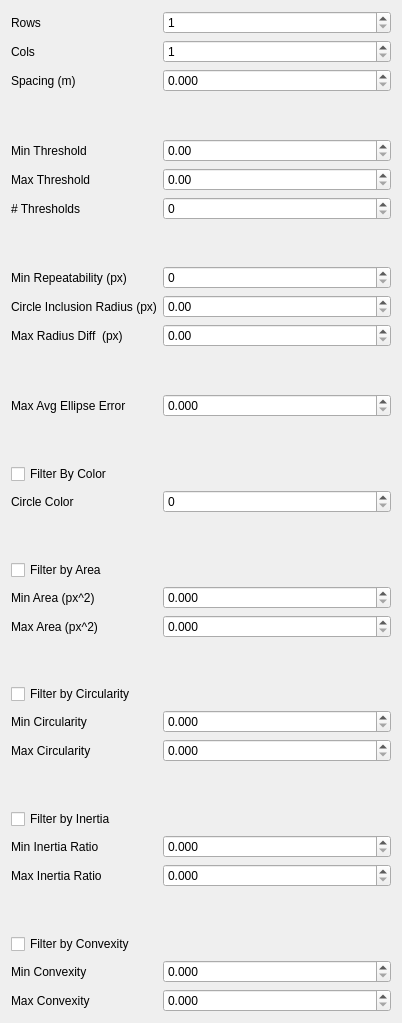
First picture: the form in widget/src/circle_target.ui, repository ros-industrial/industrial_calibration, before the edit.
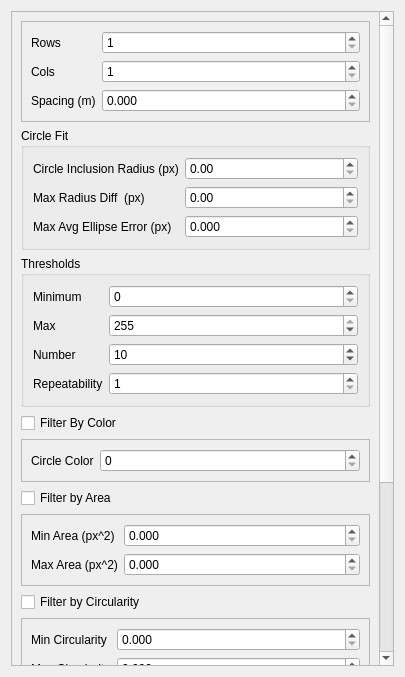
Second picture: the form after the edit.

Commit message: Updated circle target UI

Diff of the .ui file:
```diff
--- a/widget/src/circle_target.ui
+++ b/widget/src/circle_target.ui
@@ -6,14 +6,41 @@
    <rect>
     <x>0</x>
     <y>0</y>
-    <width>402</width>
-    <height>1023</height>
+    <width>405</width>
+    <height>677</height>
    </rect>
   </property>
   <property name="windowTitle">
    <string>Form</string>
   </property>
-  <layout class="QFormLayout" name="formLayout">
+  <layout class="QVBoxLayout" name="verticalLayout_2">
+   <item>
+    <widget class="QScrollArea" name="scrollArea">
+     <property name="horizontalScrollBarPolicy">
+      <enum>Qt::ScrollBarAlwaysOff</enum>
+     </property>
+     <property name="widgetResizable">
+      <bool>true</bool>
+     </property>
+     <widget class="QWidget" name="scrollAreaWidgetContents">
+      <property name="geometry">
+       <rect>
+        <x>0</x>
+        <y>-316</y>
+        <width>371</width>
+        <height>973</height>
+       </rect>
+      </property>
+      <layout class="QVBoxLayout" name="verticalLayout">
+       <item>
+        <widget class="QFrame" name="frame">
+         <property name="frameShape">
+          <enum>QFrame::StyledPanel</enum>
+         </property>
+         <property name="frameShadow">
+          <enum>QFrame::Raised</enum>
+         </property>
+         <layout class="QFormLayout" name="formLayout_5">
    <item row="0" column="0">
     <widget class="QLabel" name="label">
      <property name="text">
@@ -59,41 +86,108 @@
      </property>
     </widget>
    </item>
-   <item row="3" column="0">
-    <spacer name="verticalSpacer_8">
-     <property name="orientation">
-      <enum>Qt::Vertical</enum>
-     </property>
-     <property name="sizeHint" stdset="0">
-      <size>
-       <width>20</width>
-       <height>40</height>
-      </size>
-     </property>
-    </spacer>
-   </item>
-   <item row="4" column="0">
+         </layout>
+        </widget>
+       </item>
+       <item>
+        <widget class="QGroupBox" name="groupBox_5">
+         <property name="title">
+          <string>Circle Fit</string>
+         </property>
+         <layout class="QFormLayout" name="formLayout_6">
+          <item row="0" column="0">
+           <widget class="QLabel" name="label_8">
+            <property name="text">
+             <string>Circle Inclusion Radius (px)</string>
+            </property>
+           </widget>
+          </item>
+          <item row="0" column="1">
+           <widget class="QDoubleSpinBox" name="circleInclusionRadiusDoubleSpinBox">
+            <property name="maximum">
+             <double>1000000000.000000000000000</double>
+            </property>
+           </widget>
+          </item>
+          <item row="1" column="0">
+           <widget class="QLabel" name="label_9">
+            <property name="text">
+             <string>Max Radius Diff  (px)</string>
+            </property>
+           </widget>
+          </item>
+          <item row="2" column="0">
+           <widget class="QLabel" name="label_10">
+            <property name="text">
+             <string>Max Avg Ellipse Error (px)</string>
+            </property>
+           </widget>
+          </item>
+          <item row="1" column="1">
+           <widget class="QDoubleSpinBox" name="maxRadiusDiffDoubleSpinBox">
+            <property name="maximum">
+             <double>1000000000.000000000000000</double>
+            </property>
+           </widget>
+          </item>
+          <item row="2" column="1">
+           <widget class="QDoubleSpinBox" name="maxAvgEllipseErrorDoubleSpinBox">
+            <property name="decimals">
+             <number>3</number>
+            </property>
+            <property name="maximum">
+             <double>1.000000000000000</double>
+            </property>
+           </widget>
+          </item>
+         </layout>
+        </widget>
+       </item>
+       <item>
+        <widget class="QGroupBox" name="groupBox">
+         <property name="title">
+          <string>Thresholds</string>
+         </property>
+         <layout class="QFormLayout" name="formLayout_9">
+          <item row="0" column="0">
     <widget class="QLabel" name="label_4">
      <property name="text">
-      <string>Min Threshold</string>
+             <string>Minimum</string>
      </property>
     </widget>
    </item>
-   <item row="5" column="0">
+          <item row="0" column="1">
+           <widget class="QSpinBox" name="minThresholdSpinBox">
+            <property name="maximum">
+             <number>255</number>
+            </property>
+           </widget>
+          </item>
+          <item row="1" column="0">
     <widget class="QLabel" name="label_5">
      <property name="text">
-      <string>Max Threshold</string>
+             <string>Max</string>
      </property>
     </widget>
    </item>
-   <item row="6" column="0">
+          <item row="1" column="1">
+           <widget class="QSpinBox" name="maxThresholdSpinBox">
+            <property name="maximum">
+             <number>255</number>
+            </property>
+            <property name="value">
+             <number>255</number>
+            </property>
+           </widget>
+          </item>
+          <item row="2" column="0">
     <widget class="QLabel" name="label_6">
      <property name="text">
-      <string># Thresholds</string>
+             <string>Number</string>
      </property>
     </widget>
    </item>
-   <item row="6" column="1">
+          <item row="2" column="1">
     <widget class="QSpinBox" name="numThresholdSpinBox">
      <property name="minimum">
       <number>0</number>
@@ -101,123 +195,55 @@
      <property name="maximum">
       <number>1000000000</number>
      </property>
-    </widget>
-   </item>
-   <item row="7" column="0">
-    <spacer name="verticalSpacer">
-     <property name="orientation">
-      <enum>Qt::Vertical</enum>
-     </property>
-     <property name="sizeHint" stdset="0">
-      <size>
-       <width>20</width>
-       <height>40</height>
-      </size>
-     </property>
-    </spacer>
-   </item>
-   <item row="9" column="0">
+            <property name="value">
+             <number>10</number>
+            </property>
+           </widget>
+          </item>
+          <item row="3" column="0">
     <widget class="QLabel" name="label_7">
      <property name="text">
-      <string>Min Repeatability (px)</string>
+             <string>Repeatability</string>
      </property>
     </widget>
    </item>
-   <item row="9" column="1">
+          <item row="3" column="1">
     <widget class="QSpinBox" name="minRepeatSpinBox">
      <property name="minimum">
-      <number>0</number>
+             <number>1</number>
      </property>
      <property name="maximum">
       <number>1000000000</number>
      </property>
     </widget>
    </item>
-   <item row="13" column="0">
-    <widget class="QLabel" name="label_9">
-     <property name="text">
-      <string>Max Radius Diff  (px)</string>
-     </property>
-    </widget>
-   </item>
-   <item row="13" column="1">
-    <widget class="QDoubleSpinBox" name="maxRadiusDiffDoubleSpinBox">
-     <property name="maximum">
-      <double>1000000000.000000000000000</double>
-     </property>
-    </widget>
-   </item>
-   <item row="14" column="0">
-    <spacer name="verticalSpacer_2">
-     <property name="orientation">
-      <enum>Qt::Vertical</enum>
-     </property>
-     <property name="sizeHint" stdset="0">
-      <size>
-       <width>20</width>
-       <height>40</height>
-      </size>
-     </property>
-    </spacer>
-   </item>
-   <item row="15" column="0">
-    <widget class="QLabel" name="label_10">
-     <property name="text">
-      <string>Max Avg Ellipse Error</string>
-     </property>
-    </widget>
-   </item>
-   <item row="15" column="1">
-    <widget class="QDoubleSpinBox" name="maxAvgEllipseErrorDoubleSpinBox">
-     <property name="decimals">
-      <number>3</number>
-     </property>
-     <property name="maximum">
-      <double>1.000000000000000</double>
-     </property>
-    </widget>
-   </item>
-   <item row="16" column="0">
-    <spacer name="verticalSpacer_3">
-     <property name="orientation">
-      <enum>Qt::Vertical</enum>
-     </property>
-     <property name="sizeHint" stdset="0">
-      <size>
-       <width>20</width>
-       <height>40</height>
-      </size>
-     </property>
-    </spacer>
-   </item>
-   <item row="17" column="0">
+         </layout>
+        </widget>
+       </item>
+       <item>
     <widget class="QCheckBox" name="filterByColorCheckBox">
      <property name="text">
       <string>Filter By Color</string>
      </property>
     </widget>
    </item>
-   <item row="17" column="1">
-    <spacer name="horizontalSpacer">
-     <property name="orientation">
-      <enum>Qt::Horizontal</enum>
-     </property>
-     <property name="sizeHint" stdset="0">
-      <size>
-       <width>220</width>
-       <height>20</height>
-      </size>
-     </property>
-    </spacer>
-   </item>
-   <item row="18" column="0">
+       <item>
+        <widget class="QFrame" name="frame_filter_color">
+         <property name="frameShape">
+          <enum>QFrame::StyledPanel</enum>
+         </property>
+         <property name="frameShadow">
+          <enum>QFrame::Raised</enum>
+         </property>
+         <layout class="QFormLayout" name="formLayout_7">
+          <item row="0" column="0">
     <widget class="QLabel" name="label_12">
      <property name="text">
       <string>Circle Color</string>
      </property>
     </widget>
    </item>
-   <item row="18" column="1">
+          <item row="0" column="1">
     <widget class="QSpinBox" name="circleColorSpinBox">
      <property name="minimum">
       <number>0</number>
@@ -227,48 +253,34 @@
      </property>
     </widget>
    </item>
-   <item row="19" column="0">
-    <spacer name="verticalSpacer_4">
-     <property name="orientation">
-      <enum>Qt::Vertical</enum>
-     </property>
-     <property name="sizeHint" stdset="0">
-      <size>
-       <width>20</width>
-       <height>40</height>
-      </size>
-     </property>
-    </spacer>
-   </item>
-   <item row="20" column="0">
+         </layout>
+        </widget>
+       </item>
+       <item>
     <widget class="QCheckBox" name="filterByAreaCheckBox">
      <property name="text">
       <string>Filter by Area</string>
      </property>
     </widget>
    </item>
-   <item row="20" column="1">
-    <spacer name="horizontalSpacer_2">
-     <property name="orientation">
-      <enum>Qt::Horizontal</enum>
-     </property>
-     <property name="sizeHint" stdset="0">
-      <size>
-       <width>220</width>
-       <height>20</height>
-      </size>
-     </property>
-    </spacer>
-   </item>
-   <item row="21" column="0">
+       <item>
+        <widget class="QFrame" name="frame_filter_area">
+         <property name="frameShape">
+          <enum>QFrame::StyledPanel</enum>
+         </property>
+         <property name="frameShadow">
+          <enum>QFrame::Raised</enum>
+         </property>
+         <layout class="QFormLayout" name="formLayout_2">
+          <item row="0" column="0">
     <widget class="QLabel" name="label_14">
      <property name="text">
       <string>Min Area (px^2)</string>
      </property>
     </widget>
    </item>
-   <item row="21" column="1">
-    <widget class="QDoubleSpinBox" name="minAreaDoubleSpinBox">
+          <item row="0" column="1">
+           <widget class="QDoubleSpinBox" name="maxAreaDoubleSpinBox">
      <property name="decimals">
       <number>3</number>
      </property>
@@ -277,15 +289,15 @@
      </property>
     </widget>
    </item>
-   <item row="22" column="0">
+          <item row="1" column="0">
     <widget class="QLabel" name="label_15">
      <property name="text">
       <string>Max Area (px^2)</string>
      </property>
     </widget>
    </item>
-   <item row="22" column="1">
-    <widget class="QDoubleSpinBox" name="maxAreaDoubleSpinBox">
+          <item row="1" column="1">
+           <widget class="QDoubleSpinBox" name="minAreaDoubleSpinBox">
      <property name="decimals">
       <number>3</number>
      </property>
@@ -294,47 +306,33 @@
      </property>
     </widget>
    </item>
-   <item row="24" column="0">
-    <spacer name="verticalSpacer_5">
-     <property name="orientation">
-      <enum>Qt::Vertical</enum>
-     </property>
-     <property name="sizeHint" stdset="0">
-      <size>
-       <width>20</width>
-       <height>40</height>
-      </size>
-     </property>
-    </spacer>
-   </item>
-   <item row="25" column="0">
+         </layout>
+        </widget>
+       </item>
+       <item>
     <widget class="QCheckBox" name="filterByCircularityCheckBox">
      <property name="text">
       <string>Filter by Circularity</string>
      </property>
     </widget>
    </item>
-   <item row="25" column="1">
-    <spacer name="horizontalSpacer_4">
-     <property name="orientation">
-      <enum>Qt::Horizontal</enum>
-     </property>
-     <property name="sizeHint" stdset="0">
-      <size>
-       <width>142</width>
-       <height>20</height>
-      </size>
-     </property>
-    </spacer>
-   </item>
-   <item row="26" column="0">
+       <item>
+        <widget class="QFrame" name="frame_filter_circularity">
+         <property name="frameShape">
+          <enum>QFrame::StyledPanel</enum>
+         </property>
+         <property name="frameShadow">
+          <enum>QFrame::Raised</enum>
+         </property>
+         <layout class="QFormLayout" name="formLayout_3">
+          <item row="0" column="0">
     <widget class="QLabel" name="label_17">
      <property name="text">
       <string>Min Circularity</string>
      </property>
     </widget>
    </item>
-   <item row="26" column="1">
+          <item row="0" column="1">
     <widget class="QDoubleSpinBox" name="minCircularityDoubleSpinBox">
      <property name="decimals">
       <number>3</number>
@@ -344,14 +342,14 @@
      </property>
     </widget>
    </item>
-   <item row="27" column="0">
+          <item row="1" column="0">
     <widget class="QLabel" name="label_18">
      <property name="text">
       <string>Max Circularity</string>
      </property>
     </widget>
    </item>
-   <item row="27" column="1">
+          <item row="1" column="1">
     <widget class="QDoubleSpinBox" name="maxCircularityDoubleSpinBox">
      <property name="decimals">
       <number>3</number>
@@ -361,47 +359,33 @@
      </property>
     </widget>
    </item>
-   <item row="28" column="0">
-    <spacer name="verticalSpacer_6">
-     <property name="orientation">
-      <enum>Qt::Vertical</enum>
-     </property>
-     <property name="sizeHint" stdset="0">
-      <size>
-       <width>20</width>
-       <height>40</height>
-      </size>
-     </property>
-    </spacer>
-   </item>
-   <item row="29" column="0">
+         </layout>
+        </widget>
+       </item>
+       <item>
     <widget class="QCheckBox" name="filterByInertiaCheckBox">
      <property name="text">
       <string>Filter by Inertia</string>
      </property>
     </widget>
    </item>
-   <item row="29" column="1">
-    <spacer name="horizontalSpacer_3">
-     <property name="orientation">
-      <enum>Qt::Horizontal</enum>
-     </property>
-     <property name="sizeHint" stdset="0">
-      <size>
-       <width>142</width>
-       <height>20</height>
-      </size>
-     </property>
-    </spacer>
-   </item>
-   <item row="30" column="0">
+       <item>
+        <widget class="QFrame" name="frame_filter_inertia">
+         <property name="frameShape">
+          <enum>QFrame::StyledPanel</enum>
+         </property>
+         <property name="frameShadow">
+          <enum>QFrame::Raised</enum>
+         </property>
+         <layout class="QFormLayout" name="formLayout_4">
+          <item row="0" column="0">
     <widget class="QLabel" name="label_20">
      <property name="text">
       <string>Min Inertia Ratio</string>
      </property>
     </widget>
    </item>
-   <item row="30" column="1">
+          <item row="0" column="1">
     <widget class="QDoubleSpinBox" name="minInertiaRatioDoubleSpinBox">
      <property name="decimals">
       <number>3</number>
@@ -411,14 +395,14 @@
      </property>
     </widget>
    </item>
-   <item row="31" column="0">
+          <item row="1" column="0">
     <widget class="QLabel" name="label_21">
      <property name="text">
       <string>Max Inertia Ratio</string>
      </property>
     </widget>
    </item>
-   <item row="31" column="1">
+          <item row="1" column="1">
     <widget class="QDoubleSpinBox" name="maxInertiaRatioDoubleSpinBox">
      <property name="decimals">
       <number>3</number>
@@ -428,47 +412,33 @@
      </property>
     </widget>
    </item>
-   <item row="32" column="0">
-    <spacer name="verticalSpacer_7">
-     <property name="orientation">
-      <enum>Qt::Vertical</enum>
-     </property>
-     <property name="sizeHint" stdset="0">
-      <size>
-       <width>20</width>
-       <height>40</height>
-      </size>
-     </property>
-    </spacer>
-   </item>
-   <item row="33" column="0">
+         </layout>
+        </widget>
+       </item>
+       <item>
     <widget class="QCheckBox" name="filterByConvexityCheckBox">
      <property name="text">
       <string>Filter by Convexity</string>
      </property>
     </widget>
    </item>
-   <item row="33" column="1">
-    <spacer name="horizontalSpacer_5">
-     <property name="orientation">
-      <enum>Qt::Horizontal</enum>
-     </property>
-     <property name="sizeHint" stdset="0">
-      <size>
-       <width>142</width>
-       <height>20</height>
-      </size>
-     </property>
-    </spacer>
-   </item>
-   <item row="34" column="0">
+       <item>
+        <widget class="QFrame" name="frame_filter_convexity">
+         <property name="frameShape">
+          <enum>QFrame::StyledPanel</enum>
+         </property>
+         <property name="frameShadow">
+          <enum>QFrame::Raised</enum>
+         </property>
+         <layout class="QFormLayout" name="formLayout">
+          <item row="0" column="0">
     <widget class="QLabel" name="label_23">
      <property name="text">
       <string>Min Convexity</string>
      </property>
     </widget>
    </item>
-   <item row="34" column="1">
+          <item row="0" column="1">
     <widget class="QDoubleSpinBox" name="minConvexityDoubleSpinBox">
      <property name="decimals">
       <number>3</number>
@@ -478,14 +448,14 @@
      </property>
     </widget>
    </item>
-   <item row="35" column="0">
+          <item row="1" column="0">
     <widget class="QLabel" name="label_24">
      <property name="text">
       <string>Max Convexity</string>
      </property>
     </widget>
    </item>
-   <item row="35" column="1">
+          <item row="1" column="1">
     <widget class="QDoubleSpinBox" name="maxConvexityDoubleSpinBox">
      <property name="decimals">
       <number>3</number>
@@ -495,32 +465,11 @@
      </property>
     </widget>
    </item>
-   <item row="11" column="0">
-    <widget class="QLabel" name="label_8">
-     <property name="text">
-      <string>Circle Inclusion Radius (px)</string>
-     </property>
-    </widget>
-   </item>
-   <item row="11" column="1">
-    <widget class="QDoubleSpinBox" name="circleInclusionRadiusDoubleSpinBox">
-     <property name="maximum">
-      <double>1000000000.000000000000000</double>
-     </property>
-    </widget>
-   </item>
-   <item row="4" column="1">
-    <widget class="QDoubleSpinBox" name="minThresholdDoubleSpinBox">
-     <property name="maximum">
-      <double>1000000000.000000000000000</double>
-     </property>
-    </widget>
-   </item>
-   <item row="5" column="1">
-    <widget class="QDoubleSpinBox" name="maxThresholdDoubleSpinBox">
-     <property name="maximum">
-      <double>1000000000.000000000000000</double>
-     </property>
+         </layout>
+        </widget>
+       </item>
+      </layout>
+     </widget>
     </widget>
    </item>
   </layout>
```
Lines whose indentation alone changed are shown as unchanged. The commit also changes 1 other file.
